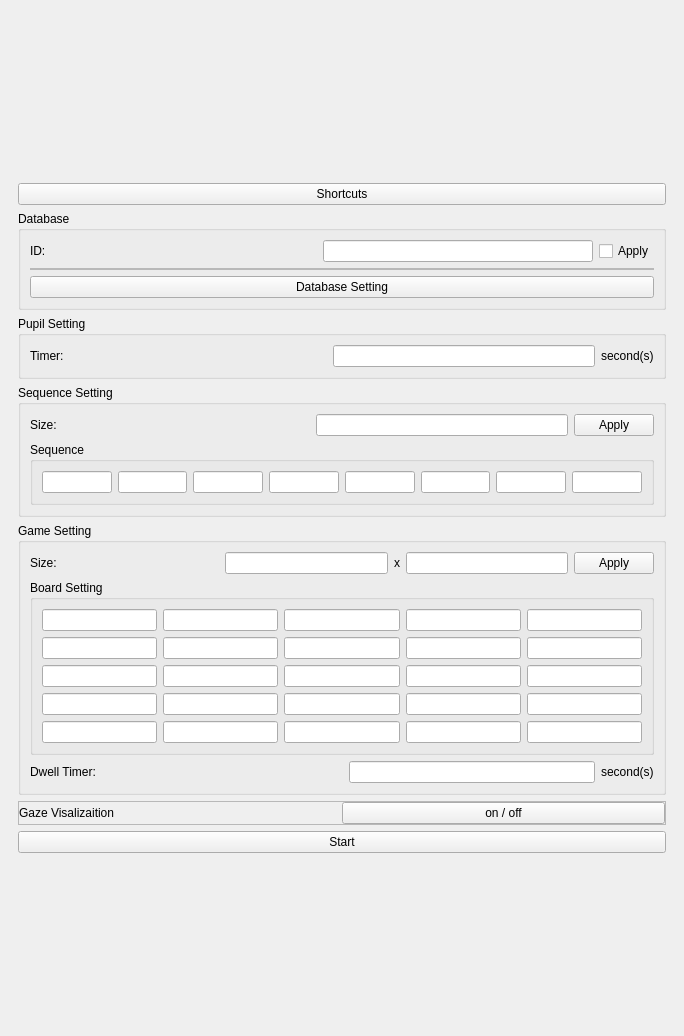
Above: ui/main.ui from DVL-Sejong/GazeTrackerGame before the change. Below: the same form after it.
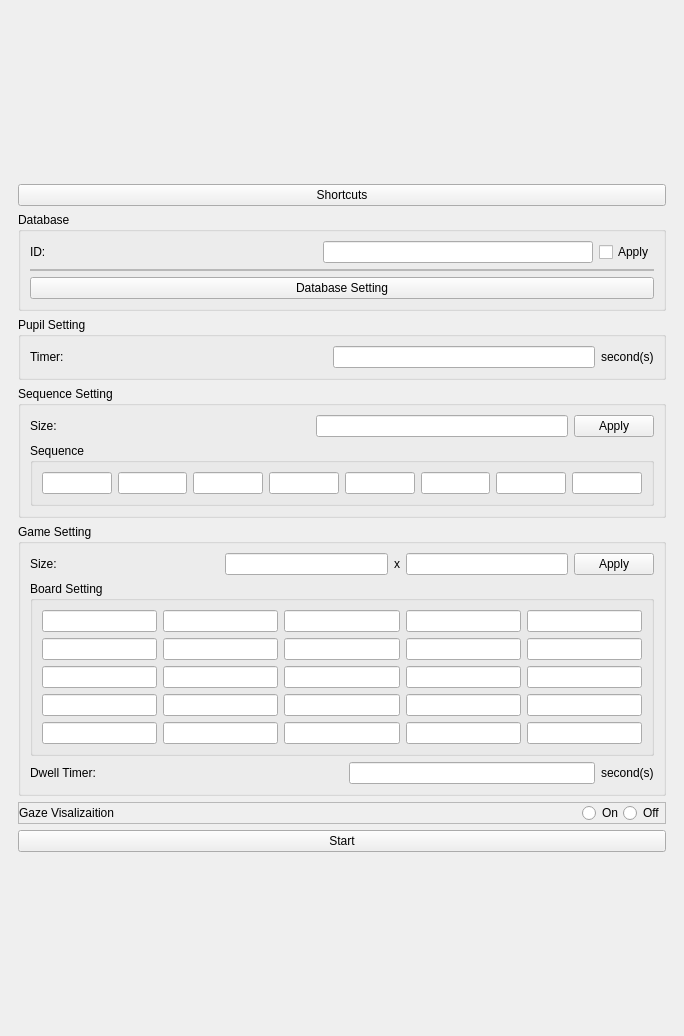
That is the form after the change.

Commit message: update: on/off button changed into radio button

```diff
--- a/ui/main.ui
+++ b/ui/main.ui
@@ -475,9 +475,29 @@
               </widget>
              </item>
              <item>
-              <widget class="QPushButton" name="pushButton_bubble">
+              <spacer name="horizontalSpacer_6">
+               <property name="orientation">
+                <enum>Qt::Horizontal</enum>
+               </property>
+               <property name="sizeHint" stdset="0">
+                <size>
+                 <width>40</width>
+                 <height>20</height>
+                </size>
+               </property>
+              </spacer>
+             </item>
+             <item>
+              <widget class="QRadioButton" name="radioButton_on">
                <property name="text">
-                <string>on / off</string>
+                <string>On</string>
+               </property>
+              </widget>
+             </item>
+             <item>
+              <widget class="QRadioButton" name="radioButton_off">
+               <property name="text">
+                <string>Off</string>
                </property>
               </widget>
              </item>
```
The commit also changes 2 other files.
